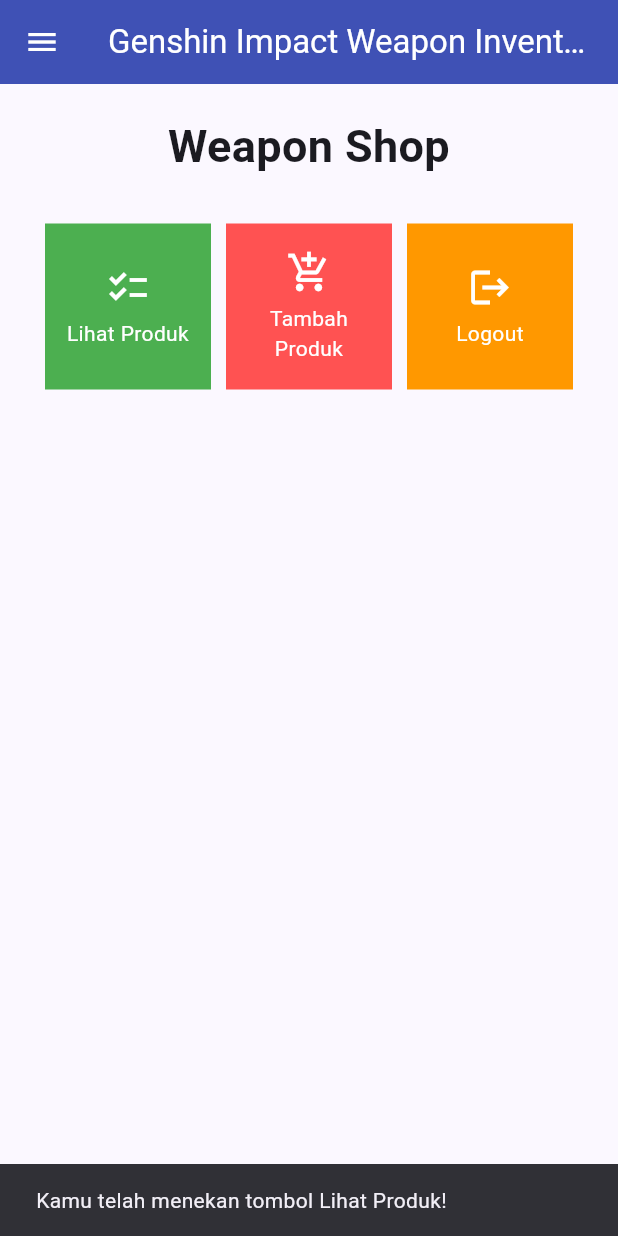
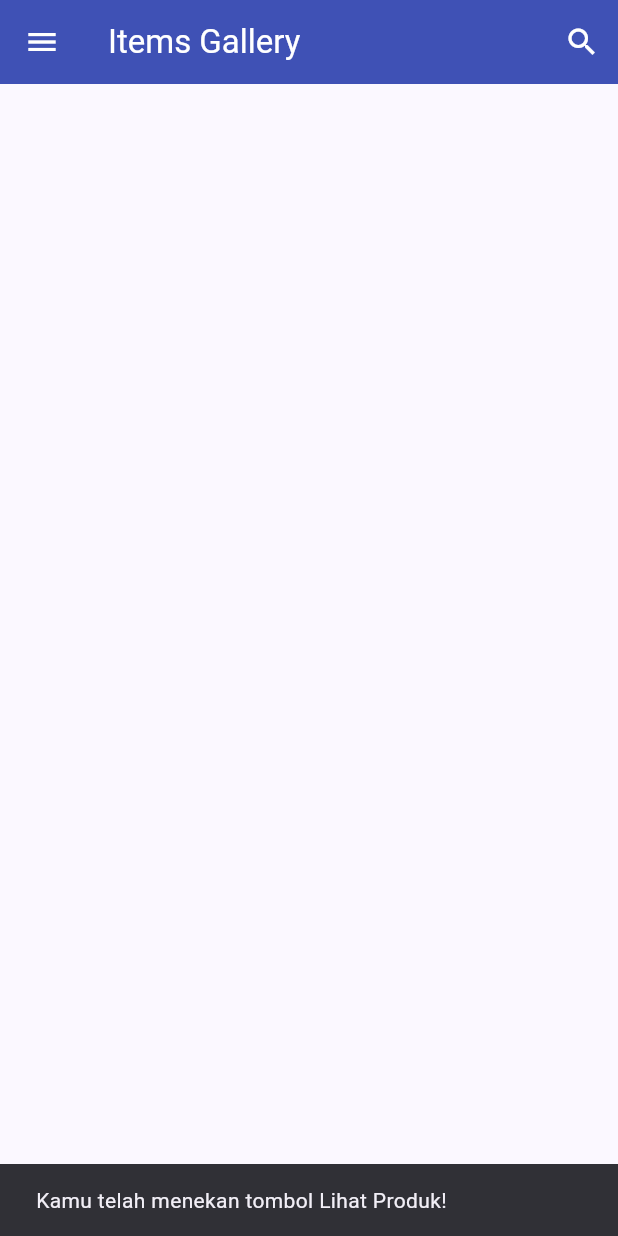
Before and after one commit to Ghaisan007/gi-wp-inventory-mobile, a Flutter app: the LeftDrawer widget shown alone on an empty page, opened directly, after a tap on "Halaman Utama", after a tap on "Lihat Produk", on a phone screen of 412 x 824 dp. Run offline on Flutter 3.47's test engine with Material 2 defaults, Android fonts, the phone set to English and light mode, and no system bars.

Commit message:
Progres 1 mengerjakan bonus tugas 8

```diff
--- /dev/null
+++ b/lib/screens/item_list.dart
@@ -0,0 +1,116 @@
+import 'package:flutter/material.dart';
+import 'package:gi_wp_inventory/widgets/left_drawer.dart';
+import 'package:gi_wp_inventory/screens/shoplist_form.dart';
+import 'package:gi_wp_inventory/widgets/shop_card.dart';
+
+class ItemsPage extends StatefulWidget {
+    const ItemsPage({super.key});
+
+    @override
+    State<StatefulWidget> createState() => _ItemsPageState();
+}
+
+class _ItemsPageState extends State<ItemsPage> {
+  @override
+  Widget build(BuildContext context) {
+    return Scaffold(
+      appBar: AppBar(
+        title: const Text('Items Gallery'),
+        backgroundColor: Colors.indigo, // Consider using a Theme for consistency
+        foregroundColor: Colors.white,
+        actions: <Widget>[
+          IconButton(
+            icon: const Icon(Icons.search),
+            onPressed: () {
+              // TODO: Implement search functionality
+            },
+          ),
+        ],
+      ),
+      drawer: const LeftDrawer(), // Consistent drawer usage
+      body: GridView.builder(
+        gridDelegate: const SliverGridDelegateWithFixedCrossAxisCount(
+          crossAxisCount: 2, // Two items per row
+          crossAxisSpacing: 10, // Horizontal spacing
+          mainAxisSpacing: 10, // Vertical spacing
+        ),
+        itemCount: items.length,
+        itemBuilder: (context, index) {
+          final item = items[index];
+          return ItemTile(
+              item: item, onTap: () => _showModalBottomSheet(context, item));
+        },
+      ),
+    );
+  }
+
+  void _showModalBottomSheet(BuildContext context, Item item) {
+    showModalBottomSheet(
+      context: context,
+      builder: (BuildContext context) {
+        return Container(
+          padding: const EdgeInsets.all(10),
+          child: Column(
+            mainAxisSize: MainAxisSize.min,
+            children: <Widget>[
+              Text(item.name,
+                  style: const TextStyle(
+                      fontSize: 18, fontWeight: FontWeight.bold)),
+              const SizedBox(height: 10),
+              Text("Harga: ${item.price}"),
+              Text("Tipe: ${item.type}"),
+              Text("Deskripsi: ${item.description}"),
+              ElevatedButton(
+                child: const Text('Close'),
+                onPressed: () => Navigator.of(context).pop(),
+              ),
+            ],
+          ),
+        );
+      },
+    );
+  }
+}
+
+class ItemTile extends StatelessWidget {
+  final Item item;
+  final VoidCallback onTap;
+
+  const ItemTile({Key? key, required this.item, required this.onTap})
+      : super(key: key);
+
+  @override
+  Widget build(BuildContext context) {
+    return GestureDetector(
+      onTap: onTap,
+      child: Container(
+        decoration: const BoxDecoration(
+          color: Colors.white,
+          boxShadow: [
+            BoxShadow(
+              color: Colors.grey,
+              blurRadius: 5,
+              offset: Offset(0, 3),
+            ),
+          ],
+        ),
+        child: Column(
+          mainAxisAlignment: MainAxisAlignment.center,
+          children: [
+            Icon(
+              Icons.inventory,
+                size: 50, color: Colors.green), // Consider using dynamic icons
+            Text(
+              item.name,
+              style: const TextStyle(
+                fontWeight: FontWeight.bold,
+                color: Colors.black54,
+              ),
+            ),
+            Text("${item.price} Gold"),
+          ],
+        ),
+      ),
+    );
+  }
+}
--- a/lib/screens/shoplist_form.dart
+++ b/lib/screens/shoplist_form.dart
@@ -1,5 +1,6 @@
 import 'package:flutter/material.dart';
 import 'package:gi_wp_inventory/widgets/left_drawer.dart';
+import 'package:gi_wp_inventory/widgets/shop_card.dart';
 
 class ShopFormPage extends StatefulWidget {
     const ShopFormPage({super.key});
@@ -7,6 +8,8 @@
     @override
     State<ShopFormPage> createState() => _ShopFormPageState();
 }
+
+List<Item> items = [];
 
 class _ShopFormPageState extends State<ShopFormPage> {
     final _formKey = GlobalKey<FormState>();
--- a/lib/widgets/left_drawer.dart
+++ b/lib/widgets/left_drawer.dart
@@ -1,6 +1,7 @@
 import 'package:flutter/material.dart';
 import 'package:gi_wp_inventory/screens/menu.dart';
 import 'package:gi_wp_inventory/screens/shoplist_form.dart';
+import 'package:gi_wp_inventory/screens/item_list.dart';
 
 class LeftDrawer extends StatelessWidget {
   const LeftDrawer({super.key});
@@ -53,6 +54,20 @@
           ),
 
           ListTile(
+            leading: const Icon(Icons.checklist),
+            title: const Text('Lihat Produk'),
+            // Bagian redirection ke ShopFormPage
+            onTap: () {
+              Navigator.pushReplacement(
+                context,
+                MaterialPageRoute(
+                  builder: (context) => ItemsPage(),
+                )
+              );
+            },
+          ),
+
+          ListTile(
             leading: const Icon(Icons.add_shopping_cart),
             title: const Text('Tambah Produk'),
             // Bagian redirection ke ShopFormPage
--- a/lib/widgets/shop_card.dart
+++ b/lib/widgets/shop_card.dart
@@ -1,11 +1,26 @@
 import 'package:flutter/material.dart';
 import 'package:gi_wp_inventory/screens/shoplist_form.dart';
+import 'package:gi_wp_inventory/screens/item_list.dart';
 
 class ShopItem {
   final String name;
   final IconData icon;
   final Color color;
   ShopItem(this.name, this.icon, this.color);
+}
+
+class Item {
+  final String name;
+  final int price;
+  final String type;
+  final String description;
+
+  Item ({
+    required this.name,
+    required this.price,
+    required this.type,
+    required this.description
+  });
 }
 
 class ShopCard extends StatelessWidget {
@@ -27,11 +42,20 @@
                 content: Text("Kamu telah menekan tombol ${item.name}!")));
 
           // Navigate ke route yang sesuai (tergantung jenis tombol)
+          if (item.name == "Lihat Produk") {
+            Navigator.push(
+              context,
+              MaterialPageRoute(
+                builder: (context) => const ItemsPage(),
+              )
+            );
+          }
+
           if (item.name == "Tambah Produk") {
             Navigator.push(
               context,
               MaterialPageRoute(
-                builder: (context) => ShopFormPage(),
+                builder: (context) => const ShopFormPage(),
               )
             );
           }
```
Also changed, not shown: 1 other file.
